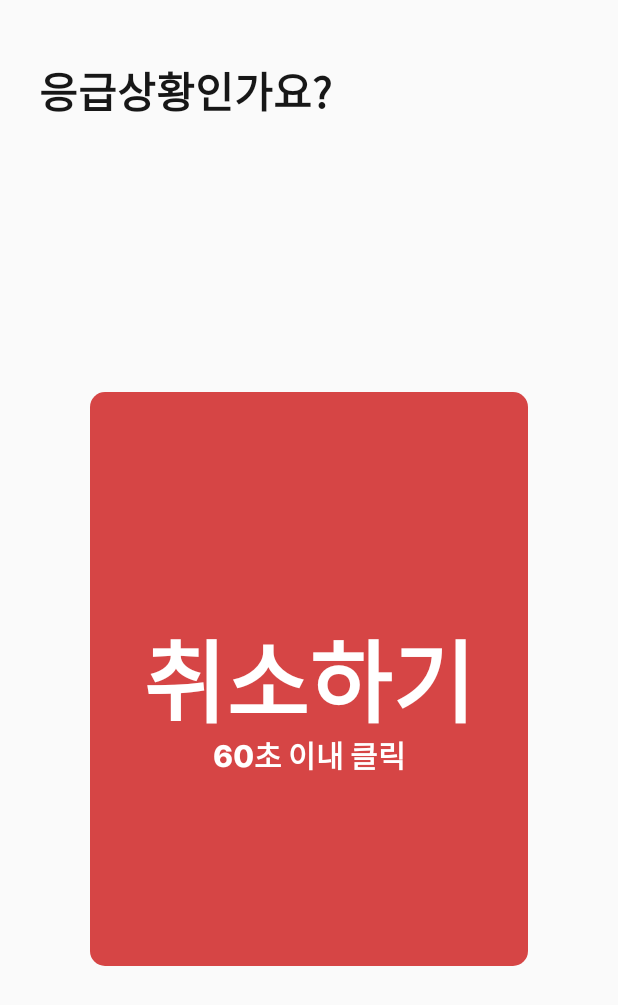
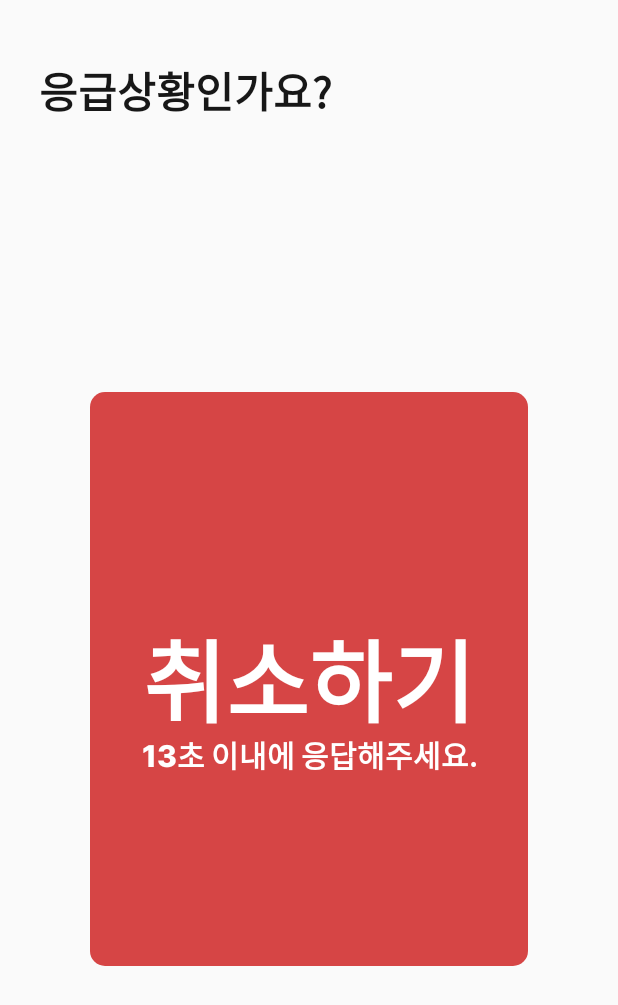
Before and after one commit to CSID-DGU/2023-2-SCS4031-01-cinematic-system, an Android app: the CareReceiverIsEmerQuery screen opened directly, with no data from a screen before it, on a phone screen of 412 x 824 dp. Shown: the top 1005 px of the screen. Run offline under Robolectric (Android 15) with nearby library versions, the phone set to English and light mode, and no system bars; our stand-ins replace Firebase (no records; nobody signed in at launch, a user with empty details on screens opened directly).

Commit message:
Fix : 응급버튼 타이머 추가

```diff
--- a/fiebasephoneauth/app/src/main/java/com/example/fiebasephoneauth/CareReceiver/page/CareReceiverIsEmerQuery.java
+++ b/fiebasephoneauth/app/src/main/java/com/example/fiebasephoneauth/CareReceiver/page/CareReceiverIsEmerQuery.java
@@ -4,6 +4,7 @@ import android.content.Intent;
 import android.os.Bundle;
 import android.view.View;
 import android.widget.Button;
+import android.widget.TextView;
 
 import androidx.appcompat.app.AppCompatActivity;
 
@@ -20,6 +21,10 @@ public class CareReceiverIsEmerQuery extends AppCompatActivity {
 
     private ActivityCareReceiverIsEmerQueryBinding binding;
 
+    Button cancelButton;
+
+    TextView timeSet;
+
     @Override
     protected void onCreate(Bundle savedInstanceState) {
         super.onCreate(savedInstanceState);
@@ -31,7 +36,34 @@ public class CareReceiverIsEmerQuery extends AppCompatActivity {
         String idTxt = intent.getStringExtra("id");
 
         // 레이아웃 요소들
-        Button cancelButton = binding.cancelButton;
+        cancelButton = binding.cancelButton;
+        timeSet = binding.timeSet;
+
+        // timeSet 15초 타이머 설정, 1초마다 1씩 감소
+        Thread thread = new Thread(new Runnable() {
+            @Override
+            public void run() {
+                for(int i=15; i>=0; i--){
+                    try {
+                        final int finalI = i;
+                        runOnUiThread(new Runnable() {
+                            @Override
+                            public void run() {
+                                timeSet.setText(String.valueOf(finalI) + "초 이내에 응답해주세요.");
+                            }
+                        });
+                        Thread.sleep(1000);
+                    } catch (InterruptedException e) {
+                        e.printStackTrace();
+                    }
+                }
+                Intent intent1 = new Intent(CareReceiverIsEmerQuery.this, CareReceiverEventLog.class);
+                intent1.putExtra("id",idTxt);
+                startActivity(intent1);
+            }
+        });
+
+        thread.start();
 
 
         cancelButton.setOnClickListener(new View.OnClickListener() {
--- a/fiebasephoneauth/app/src/main/res/layout/activity_care_receiver_is_emer_query.xml
+++ b/fiebasephoneauth/app/src/main/res/layout/activity_care_receiver_is_emer_query.xml
@@ -41,10 +41,11 @@
         app:layout_constraintEnd_toEndOf="parent"
         />
     <TextView
+        android:id="@+id/time_set"
         android:layout_width="wrap_content"
         android:layout_height="wrap_content"
         android:layout_marginTop="100dp"
-        android:text="60초 이내 클릭"
+        android:text=""
         android:textColor="@color/white_0"
         android:textFontWeight="900"
         android:textSize="20dp"
--- a/fiebasephoneauth/app/src/main/res/layout/fragment_guardian_menu_event.xml
+++ b/fiebasephoneauth/app/src/main/res/layout/fragment_guardian_menu_event.xml
@@ -23,8 +23,8 @@
     <ScrollView
         android:layout_width="match_parent"
         android:layout_height="550dp"
-        android:layout_marginTop="20dp"
-        android:layout_marginBottom="50dp"
+        android:layout_marginTop="30dp"
+        android:layout_marginBottom="80dp"
         app:layout_constraintTop_toBottomOf="@+id/recent_notification"
         app:layout_constraintStart_toStartOf="parent"
         app:layout_constraintEnd_toEndOf="parent"
```
Also changed, not shown: fiebasephoneauth/app/src/main/res/layout/event_log_card_view.xml (+15 -0 lines), 1 other file.
